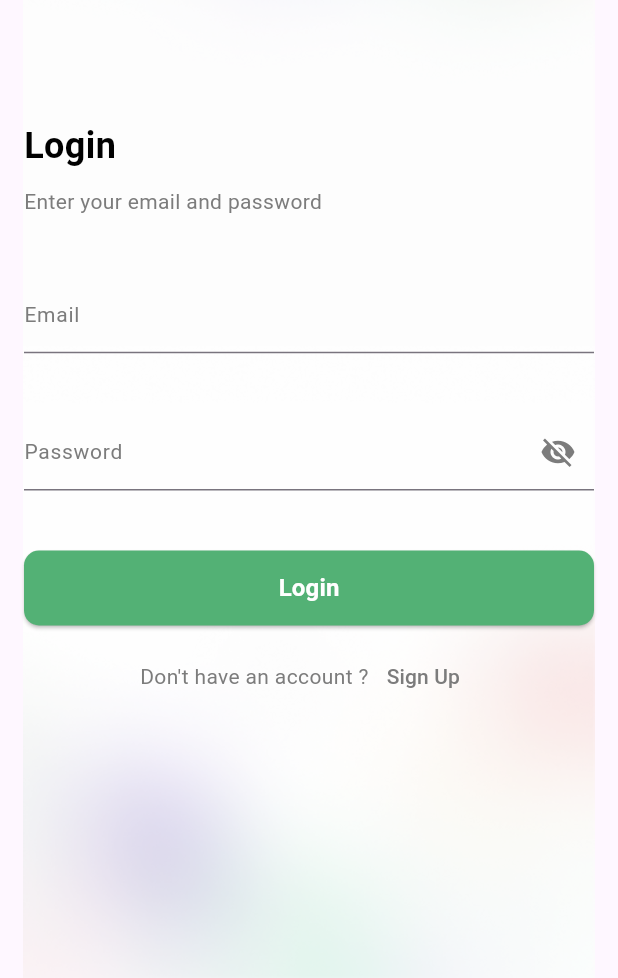
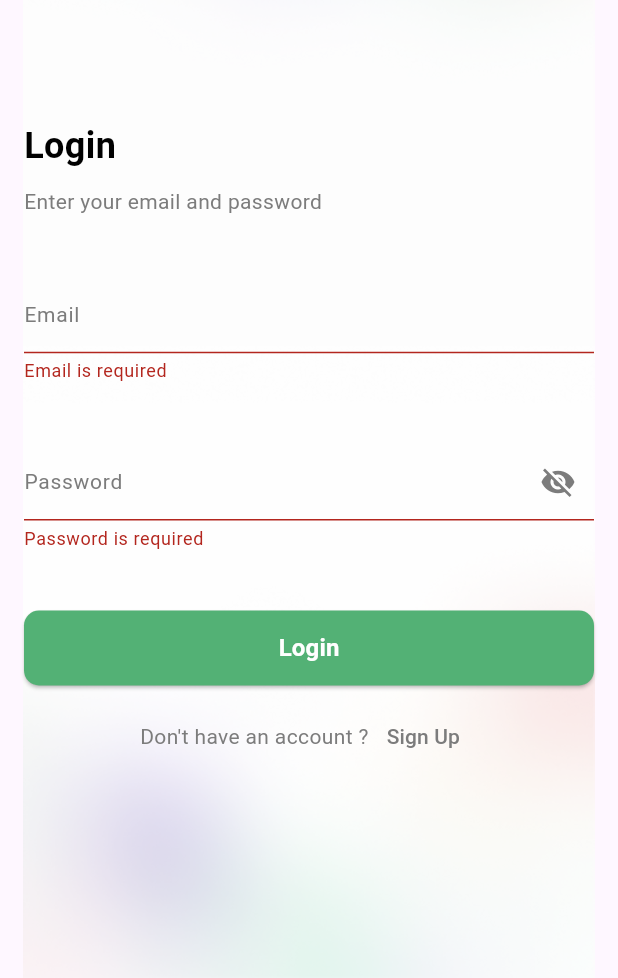
Before and after one commit to Meroothman/gerocery_app, a Flutter app: the screen it shows after launch, after a tap on "Get Started", after a tap on "Login", on a phone screen of 412 x 824 dp, the part 258-1236 px from its top. Run offline on Flutter 3.47's test engine with Material 3 defaults, Android fonts, the phone set to English and light mode, and no system bars; our stand-ins replace bloc, flutter_bloc, supabase_flutter; accounts and stored records are empty.

Commit message:
finishAuth and start home

```diff
--- a/lib/features/auth/cubit/app_auth/app_auth_cubit.dart
+++ b/lib/features/auth/cubit/app_auth/app_auth_cubit.dart
@@ -1,10 +1,44 @@
 import 'package:bloc/bloc.dart';
-import 'package:meta/meta.dart';
+import 'package:grocesry_app/features/auth/data/services/auth_services.dart';
 
 part 'app_auth_state.dart';
 
 class AppAuthCubit extends Cubit<AppAuthState> {
   AppAuthCubit() : super(AppAuthInitial());
+  final AuthServices authServices = AuthServices();
 
+  Future<void> signUp({
+    required String email,
+    required String password,
+    required String userName,
+  }) async {
+    emit(AppAuthLoading());
+    try {
+      await authServices.signUp(
+        email: email,
+        password: password,
+        userName: userName,
+      );
+      emit(AppAuthSuccess());
+    } catch (e) {
+      emit(AppAuthFailure(errorMessage: e.toString()));
+    }
+  }
 
+  Future<void> login({required String email, required String password}) async {
+    emit(AppAuthLoading());
+
+    try {
+      await authServices.login(email: email, password: password);
+      emit(AppAuthSuccess());
+    } catch (e) {
+      emit(AppAuthFailure(errorMessage: e.toString()));
+    }
+  }
+
+  Future<void> logOut() async {
+    emit(AppAuthLoading());
+    await authServices.logOut();
+    emit(AppAuthSuccess());
+  }
 }
--- a/lib/features/auth/cubit/app_auth/app_auth_state.dart
+++ b/lib/features/auth/cubit/app_auth/app_auth_state.dart
@@ -1,6 +1,15 @@
 part of 'app_auth_cubit.dart';
 
-@immutable
+
 abstract class AppAuthState {}
 
 class AppAuthInitial extends AppAuthState {}
+
+class AppAuthLoading extends AppAuthState {}
+
+class AppAuthSuccess extends AppAuthState {}
+
+class AppAuthFailure extends AppAuthState {
+  final String errorMessage;
+  AppAuthFailure({required this.errorMessage});
+}
--- /dev/null
+++ b/lib/features/auth/data/services/auth_services.dart
@@ -0,0 +1,27 @@
+import 'package:supabase_flutter/supabase_flutter.dart';
+
+class AuthServices {
+  final supabase = Supabase.instance.client;
+ Future <void> signUp({
+    required String email,
+    required String password,
+    required String userName,
+  }) async {
+    final response = await supabase.auth.signUp(
+      password: password,
+      email: email,
+      data: {"username": userName},
+    );
+    if (response.user == null) {
+      throw Exception("Sign Up Failed");
+    }
+  }
+
+  Future <void> login({required String email, required String password}) async {
+    await supabase.auth.signInWithPassword(password: password, email: email);
+  }
+
+Future <void> logOut()async {
+    await supabase.auth.signOut();
+  }
+}
--- a/lib/features/auth/presentation/screens/login_screen.dart
+++ b/lib/features/auth/presentation/screens/login_screen.dart
@@ -1,27 +1,50 @@
 import 'package:flutter/material.dart';
+import 'package:flutter_bloc/flutter_bloc.dart';
 import 'package:grocesry_app/core/app_styles.dart';
 import 'package:grocesry_app/core/widgets/custom_text_feild.dart';
+import 'package:grocesry_app/features/auth/cubit/app_auth/app_auth_cubit.dart';
 import 'package:grocesry_app/features/auth/presentation/screens/sign_up_screen.dart';
 import 'package:grocesry_app/features/auth/presentation/widgets/custom_row_data.dart';
 
 import '../../../../core/app_images.dart';
 import '../../../../core/widgets/custom_button.dart';
+import '../../../home/presentation/screens/home_screen.dart';
 
 class LoginScreen extends StatelessWidget {
   LoginScreen({super.key});
 
   final TextEditingController emailController = TextEditingController();
   final TextEditingController passwordController = TextEditingController();
+  final  GlobalKey<FormState> formKey = GlobalKey<FormState>();
   @override
   Widget build(BuildContext context) {
+    return BlocConsumer<AppAuthCubit, AppAuthState>(
+      listener: (context, state) {
+        if (state is AppAuthSuccess) {
+          Navigator.pushReplacement(
+            context,
+            MaterialPageRoute(builder: (context) => HomeScreen()),
+          );
+        }
+        if (state is AppAuthFailure) {
+          ScaffoldMessenger.of(
+            context,
+          ).showSnackBar(SnackBar(content: Text(state.errorMessage)));
+        }
+      },
+      builder: (context, state) {
         return Scaffold(
           body: Container(
             width: double.infinity,
             height: double.infinity,
             decoration: BoxDecoration(
-          image: DecorationImage(image: AssetImage(AppImages.authBackGround)),
+              image: DecorationImage(
+                image: AssetImage(AppImages.authBackGround),
+              ),
             ),
             child: SingleChildScrollView(
+              child: Form(
+                key: formKey,
                 child: Column(
                   children: [
                     Padding(
@@ -43,19 +66,33 @@ class LoginScreen extends StatelessWidget {
                           ),
                           SizedBox(height: 20),
                           CustomTextFeild(
-                      controller: TextEditingController(),
+                            controller: emailController,
                             labelText: "Email",
                             border: UnderlineInputBorder(),
                           ),
                           SizedBox(height: 20),
                           CustomTextFeild(
-                      controller: TextEditingController(),
+                            controller: passwordController,
                             labelText: "Password",
                             isPassword: true,
                             border: UnderlineInputBorder(),
                           ),
                           SizedBox(height: 20),
-                    CustomButton(text: "Login", onPressed: () {}),
+                          state is AppAuthLoading
+                              ? Center(child: CircularProgressIndicator())
+                              : CustomButton(
+                                  text: "Login",
+                                  onPressed: () {
+                                    if (formKey.currentState!.validate()) {
+                                      BlocProvider.of<AppAuthCubit>(
+                                        context,
+                                      ).login(
+                                        email: emailController.text,
+                                        password: passwordController.text,
+                                      );
+                                    }
+                                  },
+                                ),
                           CustomRowData(
                             text: "Don't have an account ?",
                             textButton: "Sign Up",
@@ -68,6 +105,9 @@ class LoginScreen extends StatelessWidget {
                 ),
               ),
             ),
+          ),
+        );
+      },
     );
   }
 }
--- /dev/null
+++ b/lib/features/home/cubit/home/home_state.dart
@@ -0,0 +1,6 @@
+part of 'home_cubit.dart';
+
+@immutable
+abstract class HomeState {}
+
+class HomeInitial extends HomeState {}
--- a/lib/main.dart
+++ b/lib/main.dart
@@ -1,12 +1,15 @@
 import 'package:flutter/material.dart';
+import 'package:flutter_bloc/flutter_bloc.dart';
+import 'package:grocesry_app/features/auth/cubit/app_auth/app_auth_cubit.dart';
 import 'package:grocesry_app/features/auth/presentation/screens/on_board_screen.dart';
 import 'package:supabase_flutter/supabase_flutter.dart';
 
-void main() async{
+void main() async {
   WidgetsFlutterBinding.ensureInitialized();
   await Supabase.initialize(
     url: "https://gubxhsguqfghfqdpbxin.supabase.co",
-    anonKey:"eyJhbGciOiJIUzI1NiIsInR5cCI6IkpXVCJ9.eyJpc3MiOiJzdXBhYmFzZSIsInJlZiI6Imd1Ynhoc2d1cWZnaGZxZHBieGluIiwicm9sZSI6ImFub24iLCJpYXQiOjE3Njg4NDU2NjgsImV4cCI6MjA4NDQyMTY2OH0.NkuPdIs_zPC7slGJIhWcRvjDr5cxbE0RYJyW8xP_X-c",
+    anonKey:
+        "eyJhbGciOiJIUzI1NiIsInR5cCI6IkpXVCJ9.eyJpc3MiOiJzdXBhYmFzZSIsInJlZiI6Imd1Ynhoc2d1cWZnaGZxZHBieGluIiwicm9sZSI6ImFub24iLCJpYXQiOjE3Njg4NDU2NjgsImV4cCI6MjA4NDQyMTY2OH0.NkuPdIs_zPC7slGJIhWcRvjDr5cxbE0RYJyW8xP_X-c",
   );
 
   runApp(const GroceryApp());
@@ -17,10 +20,13 @@ class GroceryApp extends StatelessWidget {
 
   @override
   Widget build(BuildContext context) {
-    return MaterialApp(
-      debugShowCheckedModeBanner: false,
-      title: "Grocery App",
-      home: OnBoardScreen(),
+    return BlocProvider(
+      create: (context) => AppAuthCubit(),
+      child: MaterialApp(
+        debugShowCheckedModeBanner: false,
+        title: "Grocery App",
+        home: OnBoardScreen(),
+      ),
     );
   }
 }
```
Also changed, not shown: lib/features/auth/presentation/screens/profile_screen.dart (added, +59 -0 lines), lib/features/auth/presentation/screens/sign_up_screen.dart (+41 -4 lines), lib/features/home/cubit/home/home_cubit.dart (added, +8 -0 lines), lib/features/home/presentation/screens/home_screen.dart (added, +56 -0 lines), lib/features/home/presentation/widgets/custom_product_card.dart (added, +54 -0 lines), lib/features/home/presentation/widgets/custom_product_list.dart (added, +22 -0 lines), lib/features/home/presentation/widgets/head_title.dart (added, +29 -0 lines), lib/features/home/presentation/widgets/home_body.dart (added, +47 -0 lines), 3 other files. Lines whose indentation alone changed are shown as unchanged.
